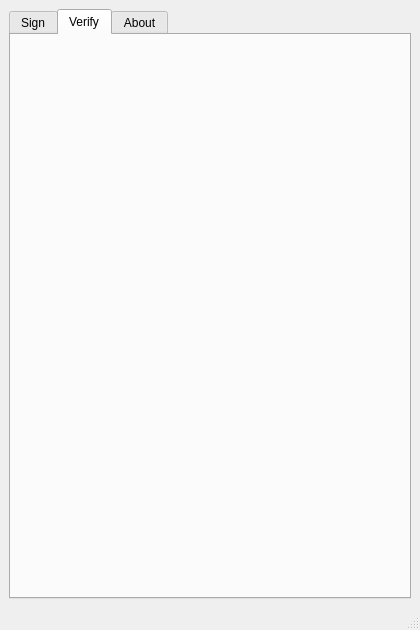
This is src/mainwindow.ui in GlitchedPolygons/SigntoolGUI as Qt 5 draws it before an edit. The edited form follows.
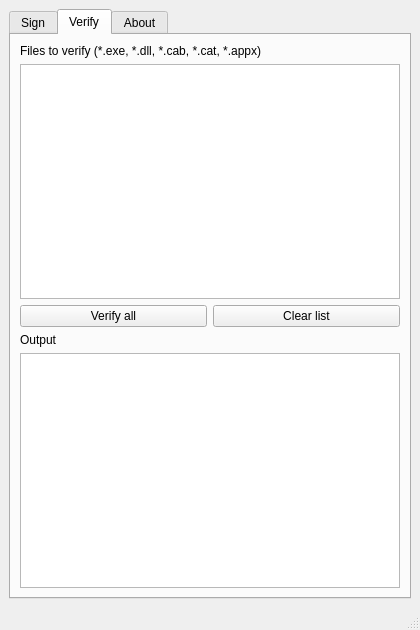
This is the edited form. The open tabs and pages were chosen to show the change.

Commit message: [WIP] Implemented show/hide password field button, prepared various UI elements and list widgets.

Patch:
```diff
--- a/src/mainwindow.ui
+++ b/src/mainwindow.ui
@@ -209,6 +209,67 @@
        <attribute name="title">
         <string>Verify</string>
        </attribute>
+       <layout class="QVBoxLayout" name="verticalLayout_3">
+        <item>
+         <layout class="QVBoxLayout" name="filesToVerifyVerticalLayout">
+          <item>
+           <widget class="QLabel" name="verifyListLabel">
+            <property name="text">
+             <string>Files to verify (*.exe, *.dll, *.cab, *.cat, *.appx)</string>
+            </property>
+           </widget>
+          </item>
+          <item>
+           <widget class="QListWidget" name="filesToVerifyListWidget"/>
+          </item>
+         </layout>
+        </item>
+        <item>
+         <layout class="QHBoxLayout" name="filesToVerifyListButtonsHorizontalLayout">
+          <item>
+           <widget class="QPushButton" name="verifyFilesPushButton">
+            <property name="text">
+             <string>Verify all</string>
+            </property>
+           </widget>
+          </item>
+          <item>
+           <widget class="QPushButton" name="clearFilesToVerifyListPushButton">
+            <property name="text">
+             <string>Clear list</string>
+            </property>
+           </widget>
+          </item>
+         </layout>
+        </item>
+        <item>
+         <layout class="QVBoxLayout" name="filesVerificationOutputVerticalLayout">
+          <item>
+           <widget class="QLabel" name="filesVerificationOutput">
+            <property name="text">
+             <string>Output</string>
+            </property>
+           </widget>
+          </item>
+          <item>
+           <widget class="QTextEdit" name="filesVerificationOutputTextEdit">
+            <property name="tabChangesFocus">
+             <bool>true</bool>
+            </property>
+            <property name="undoRedoEnabled">
+             <bool>false</bool>
+            </property>
+            <property name="readOnly">
+             <bool>true</bool>
+            </property>
+            <property name="textInteractionFlags">
+             <set>Qt::LinksAccessibleByKeyboard|Qt::LinksAccessibleByMouse|Qt::TextBrowserInteraction|Qt::TextSelectableByKeyboard|Qt::TextSelectableByMouse</set>
+            </property>
+           </widget>
+          </item>
+         </layout>
+        </item>
+       </layout>
       </widget>
       <widget class="QWidget" name="aboutTab">
        <attribute name="title">
```
Left out of the diff: 28 changed lines with no effect on the pictures. The commit also changes 3 other files.
